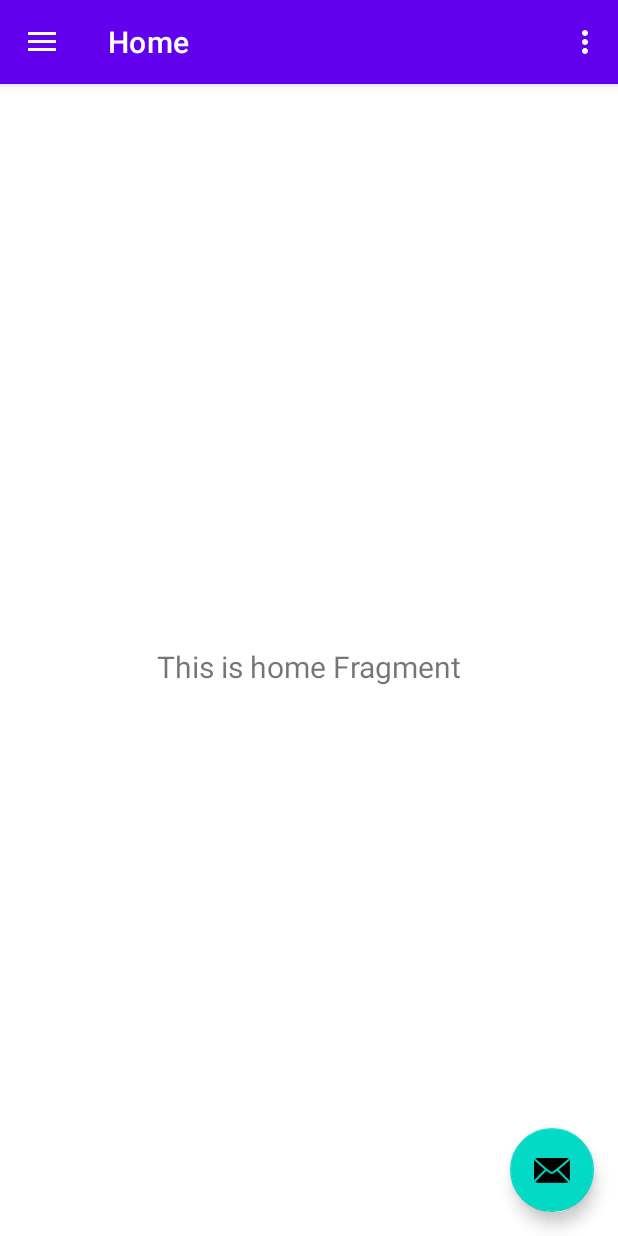
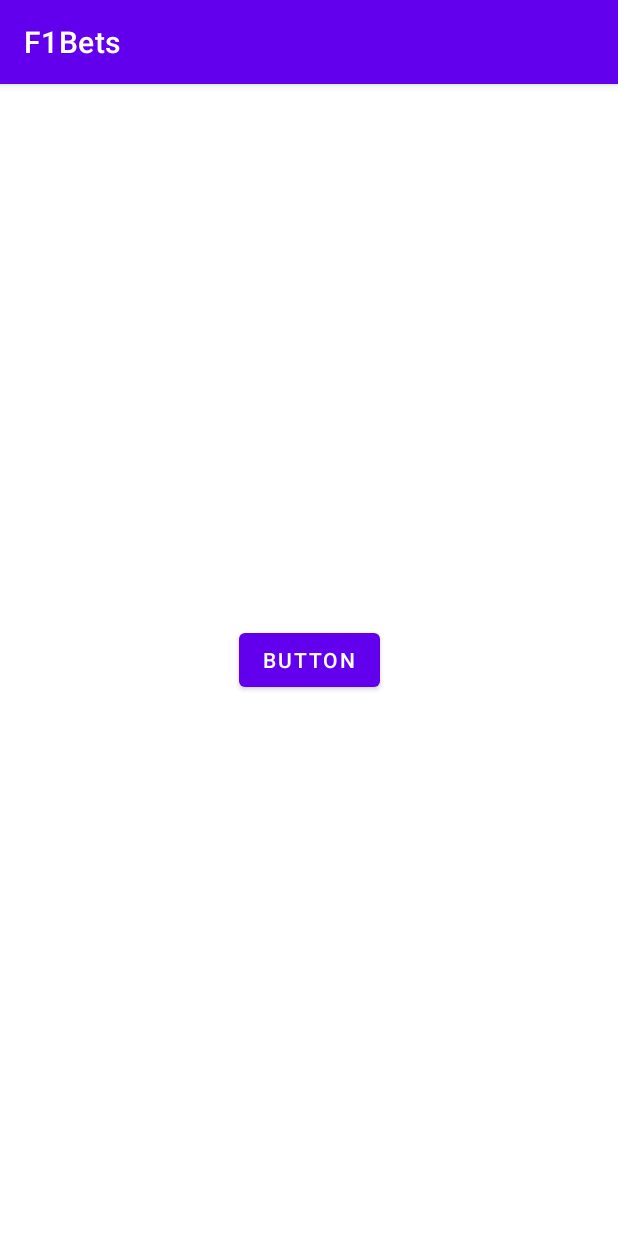
Before and after one commit to FranSiciliaPerez/F1Bets, an Android app: the screen it shows after launch (MainActivity before the commit, StartActivity after it), on a phone screen of 412 x 824 dp. Run offline under Robolectric (Android 15) with nearby library versions, the phone set to English and light mode, and no system bars.

Commit message:
Probando actividades

```diff
--- a/app/build.gradle
+++ b/app/build.gradle
@@ -46,6 +46,7 @@ dependencies {
     implementation 'androidx.lifecycle:lifecycle-viewmodel-ktx:2.7.0'
     implementation 'androidx.navigation:navigation-fragment-ktx:2.7.6'
     implementation 'androidx.navigation:navigation-ui-ktx:2.7.6'
+    implementation 'androidx.annotation:annotation:1.7.1'
     testImplementation 'junit:junit:4.13.2'
     androidTestImplementation 'androidx.test.ext:junit:1.1.5'
     androidTestImplementation 'androidx.test.espresso:espresso-core:3.5.1'
--- /dev/null
+++ b/app/src/main/java/com/example/f1bets/StartActivity.kt
@@ -0,0 +1,22 @@
+package com.example.f1bets
+
+import android.content.Intent
+import androidx.appcompat.app.AppCompatActivity
+import android.os.Bundle
+import com.example.f1bets.databinding.ActivityStartBinding
+
+class StartActivity : AppCompatActivity() {
+    private lateinit var binding: ActivityStartBinding
+
+    override fun onCreate(savedInstanceState: Bundle?) {
+        super.onCreate(savedInstanceState)
+
+        binding = ActivityStartBinding.inflate(layoutInflater)
+        setContentView(binding.root)
+
+        // Asegúrate de que el botón esté inicializado correctamente
+        binding.button1.setOnClickListener {
+            startActivity(Intent(this, MainActivity::class.java))
+        }
+    }
+}
--- /dev/null
+++ b/app/src/main/res/layout/activity_start.xml
@@ -0,0 +1,19 @@
+<?xml version="1.0" encoding="utf-8"?>
+<androidx.constraintlayout.widget.ConstraintLayout
+    xmlns:android="http://schemas.android.com/apk/res/android"
+    xmlns:tools="http://schemas.android.com/tools"
+    xmlns:app="http://schemas.android.com/apk/res-auto"
+    android:layout_width="match_parent"
+    android:layout_height="match_parent"
+    tools:context=".StartActivity">
+
+  <Button
+      android:id="@+id/button1"
+      android:layout_width="wrap_content"
+      android:layout_height="wrap_content"
+      android:text="Button"
+      app:layout_constraintBottom_toBottomOf="parent"
+      app:layout_constraintEnd_toEndOf="parent"
+      app:layout_constraintStart_toStartOf="parent"
+      app:layout_constraintTop_toTopOf="parent" />
+</androidx.constraintlayout.widget.ConstraintLayout>
--- a/app/src/main/res/values-land/dimens.xml
+++ b/app/src/main/res/values-land/dimens.xml
@@ -1,3 +1,4 @@
 <resources>
     <dimen name="fab_margin">48dp</dimen>
+    <dimen name="activity_horizontal_margin">48dp</dimen>
 </resources>
--- a/app/src/main/res/values-w1240dp/dimens.xml
+++ b/app/src/main/res/values-w1240dp/dimens.xml
@@ -1,3 +1,4 @@
 <resources>
     <dimen name="fab_margin">200dp</dimen>
+    <dimen name="activity_horizontal_margin">200dp</dimen>
 </resources>
--- a/app/src/main/res/values-w600dp/dimens.xml
+++ b/app/src/main/res/values-w600dp/dimens.xml
@@ -1,3 +1,4 @@
 <resources>
     <dimen name="fab_margin">48dp</dimen>
+    <dimen name="activity_horizontal_margin">48dp</dimen>
 </resources>
```
Also changed, not shown: app/src/main/AndroidManifest.xml (+11 -5 lines), app/src/main/res/values/strings.xml (+9 -0 lines), 178 other files.
